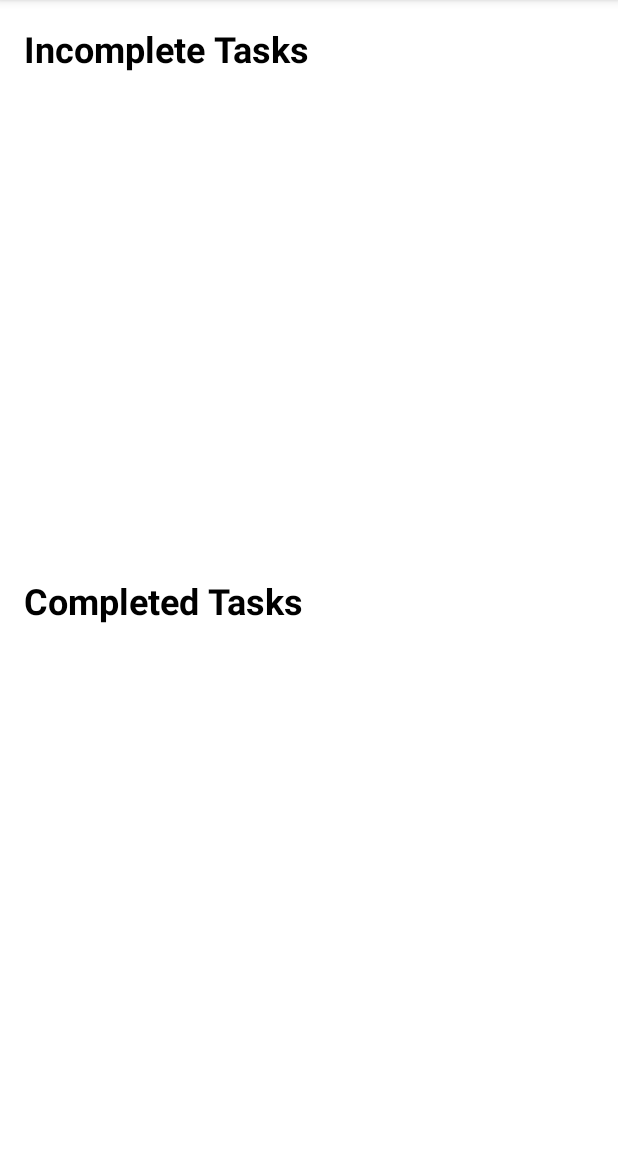
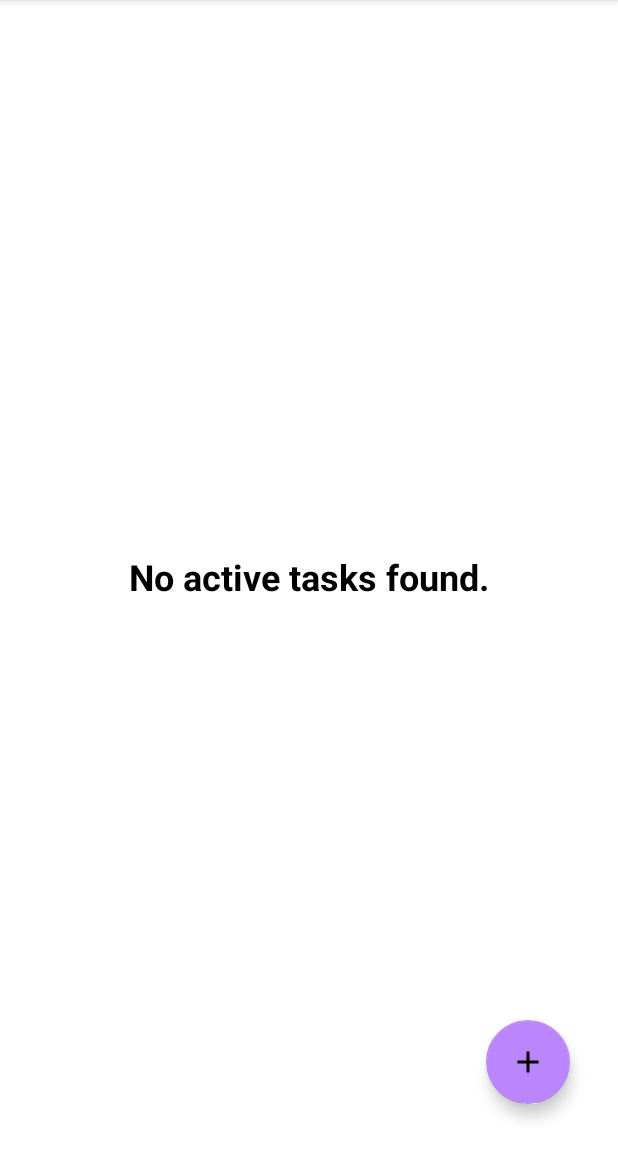
Before and after one commit to androidpirate/TaskMaster, an Android app: the screen it shows after launch (MainActivity), on a phone screen of 412 x 824 dp, the part 84-1236 px from its top. Run offline under Robolectric (Android 15) with nearby library versions, the phone set to English and light mode, and no system bars; our stand-ins replace Dagger/Hilt's generated code, Room's generated code.

Commit message:
New feat - Add empty list implementation.

```diff
--- a/app/src/main/java/com/example/taskmaster/data/TaskDao.kt
+++ b/app/src/main/java/com/example/taskmaster/data/TaskDao.kt
@@ -4,6 +4,9 @@ import androidx.room.*
 
 @Dao
 interface TaskDao {
+
+    @Query("SELECT * FROM tasks")
+    fun getTasks(): List<Task>
 
     @Query("SELECT * FROM tasks WHERE isCompleted == 1")
     fun getCompletedTasks(): List<Task>
--- a/app/src/main/java/com/example/taskmaster/repo/TaskRepository.kt
+++ b/app/src/main/java/com/example/taskmaster/repo/TaskRepository.kt
@@ -8,6 +8,9 @@ class TaskRepository
 @Inject
 constructor(private val dao: TaskDao)
 {
+    suspend fun getTasks(): List<Task> {
+        return dao.getTasks()
+    }
 
     suspend fun getIncompleteTasks(): List<Task> {
         return dao.getIncompleteTasks()
--- a/app/src/main/java/com/example/taskmaster/ui/TaskListFragment.kt
+++ b/app/src/main/java/com/example/taskmaster/ui/TaskListFragment.kt
@@ -5,6 +5,7 @@ import androidx.fragment.app.Fragment
 import android.view.LayoutInflater
 import android.view.View
 import android.view.ViewGroup
+import androidx.constraintlayout.widget.ConstraintSet
 import androidx.lifecycle.Observer
 import androidx.lifecycle.ViewModelProvider
 import androidx.recyclerview.widget.RecyclerView
@@ -20,6 +21,8 @@ class TaskListFragment : Fragment() {
     private lateinit var viewModel: TaskViewModel
     private lateinit var completedTasksAdapter: TaskListItemAdapter
     private lateinit var incompleteTasksAdapter: TaskListItemAdapter
+    private lateinit var emptyList: View
+    private lateinit var taskList: View
     private lateinit var rvCompletedTasks: RecyclerView
     private lateinit var rvIncompleteTasks: RecyclerView
 
@@ -36,6 +39,8 @@ class TaskListFragment : Fragment() {
     ): View? {
         // Inflate the layout for this fragment
         val view = inflater.inflate(R.layout.fragment_task_list, container, false)
+        emptyList = view.findViewById(R.id.empty_list)
+        taskList = view.findViewById(R.id.task_list)
         rvCompletedTasks = view.findViewById(R.id.rvCompletedTasks)
         rvIncompleteTasks = view.findViewById(R.id.rvIncompleteTasks)
         return view
@@ -43,9 +48,12 @@ class TaskListFragment : Fragment() {
 
     override fun onViewCreated(view: View, savedInstanceState: Bundle?) {
         super.onViewCreated(view, savedInstanceState)
-        viewModel.insertTask(Task(null, "Task1 is greate mothafucka", false))
-        viewModel.insertTask(Task(null, "Task2 is greater than mothafucka", false))
-        viewModel.insertTask(Task(null, "Task3 is done, mothafucka!", true))
+
+        viewModel.tasks.observe(viewLifecycleOwner) {
+            if(it.isEmpty()) {
+                displayEmptyList()
+            }
+        }
 
         viewModel.incompleteTasks.observe(viewLifecycleOwner) {
             incompleteTasksAdapter.submitList(it)
@@ -58,8 +66,8 @@ class TaskListFragment : Fragment() {
         }
     }
 
-    override fun onResume() {
-        super.onResume()
-
+    private fun displayEmptyList() {
+        emptyList.visibility = View.VISIBLE
+        taskList.visibility = View.GONE
     }
 }
--- a/app/src/main/java/com/example/taskmaster/viewmodel/TaskViewModel.kt
+++ b/app/src/main/java/com/example/taskmaster/viewmodel/TaskViewModel.kt
@@ -26,8 +26,13 @@ constructor(
     val completedTasks: LiveData<List<Task>>
         get() = _completedTasks
 
+    private val _tasks = MutableLiveData<List<Task>>()
+    val tasks: LiveData<List<Task>>
+    get() = _tasks
+
     init {
         viewModelScope.launch(Dispatchers.IO) {
+            _tasks.postValue(repo.getTasks())
             _incompleteTasks.postValue(repo.getIncompleteTasks())
             _completedTasks.postValue(repo.getCompletedTasks())
         }
--- /dev/null
+++ b/app/src/main/res/drawable/ic_fab_add.xml
@@ -0,0 +1,5 @@
+<vector android:height="24dp" android:tint="#FEFEFE"
+    android:viewportHeight="24" android:viewportWidth="24"
+    android:width="24dp" xmlns:android="http://schemas.android.com/apk/res/android">
+    <path android:fillColor="@android:color/white" android:pathData="M19,13h-6v6h-2v-6H5v-2h6V5h2v6h6v2z"/>
+</vector>
--- /dev/null
+++ b/app/src/main/res/layout/empty_list.xml
@@ -0,0 +1,32 @@
+<?xml version="1.0" encoding="utf-8"?>
+<androidx.constraintlayout.widget.ConstraintLayout
+    xmlns:android="http://schemas.android.com/apk/res/android"
+    android:layout_width="match_parent"
+    android:layout_height="match_parent"
+    xmlns:app="http://schemas.android.com/apk/res-auto">
+
+    <TextView
+        android:id="@+id/incompleteTasksTitle"
+        android:layout_width="wrap_content"
+        android:layout_height="wrap_content"
+        android:text="No active tasks found."
+        android:textSize="24sp"
+        android:textColor="@color/black"
+        android:textStyle="bold"
+        app:layout_constraintTop_toTopOf="parent"
+        app:layout_constraintBottom_toBottomOf="parent"
+        app:layout_constraintStart_toStartOf="parent"
+        app:layout_constraintEnd_toEndOf="parent"/>
+
+    <com.google.android.material.floatingactionbutton.FloatingActionButton
+        android:id="@+id/fab"
+        android:layout_width="wrap_content"
+        android:layout_height="wrap_content"
+        android:src="@drawable/ic_fab_add"
+        app:backgroundTint="@color/purple_200"
+        android:contentDescription="Add a new task."
+        android:layout_margin="16dp"
+        app:layout_constraintBottom_toBottomOf="parent"
+        app:layout_constraintEnd_toEndOf="parent"/>
+
+</androidx.constraintlayout.widget.ConstraintLayout>
--- a/app/src/main/res/layout/fragment_task_list.xml
+++ b/app/src/main/res/layout/fragment_task_list.xml
@@ -8,57 +8,21 @@
     android:padding="16dp"
     tools:context=".ui.TaskListFragment">
 
-    <TextView
-        android:id="@+id/incompleteTasksTitle"
-        android:layout_width="wrap_content"
-        android:layout_height="wrap_content"
-        android:text="Incomplete Tasks"
-        android:textSize="24sp"
-        android:textColor="@color/black"
-        android:textStyle="bold"
+    <include
+        android:id="@+id/empty_list"
+        layout="@layout/empty_list"
         app:layout_constraintTop_toTopOf="parent"
-        app:layout_constraintStart_toStartOf="parent"/>
-
-    <androidx.recyclerview.widget.RecyclerView
-        android:id="@+id/rvIncompleteTasks"
-        android:layout_width="0dp"
-        android:layout_height="0dp"
-        app:layoutManager="androidx.recyclerview.widget.LinearLayoutManager"
-        app:layout_constraintTop_toBottomOf="@id/incompleteTasksTitle"
-        app:layout_constraintBottom_toTopOf="@+id/guideline"
-        app:layout_constraintStart_toStartOf="parent"
-        app:layout_constraintEnd_toEndOf="parent" />
-
-    <androidx.constraintlayout.widget.Guideline
-        android:id="@+id/guideline"
-        android:layout_width="wrap_content"
-        android:layout_height="wrap_content"
-        android:orientation="horizontal"
-        app:layout_constraintGuide_percent="0.5"
-        app:layout_constraintBottom_toBottomOf="parent"
-        app:layout_constraintEnd_toEndOf="parent"
-        app:layout_constraintStart_toStartOf="parent"
-        app:layout_constraintTop_toTopOf="parent" />
-
-    <TextView
-        android:id="@+id/completedTasksTitle"
-        android:layout_width="wrap_content"
-        android:layout_height="wrap_content"
-        android:text="Completed Tasks"
-        android:textSize="24sp"
-        android:textColor="@color/black"
-        android:textStyle="bold"
-        app:layout_constraintTop_toBottomOf="@id/guideline"
-        app:layout_constraintStart_toStartOf="parent"/>
-
-    <androidx.recyclerview.widget.RecyclerView
-        android:id="@+id/rvCompletedTasks"
-        android:layout_width="0dp"
-        android:layout_height="0dp"
-        app:layoutManager="androidx.recyclerview.widget.LinearLayoutManager"
-        app:layout_constraintTop_toBottomOf="@id/completedTasksTitle"
         app:layout_constraintBottom_toBottomOf="parent"
         app:layout_constraintStart_toStartOf="parent"
-        app:layout_constraintEnd_toEndOf="parent" />
+        app:layout_constraintEnd_toEndOf="parent"
+        android:visibility="gone"/>
+
+    <include
+        android:id="@+id/task_list"
+        layout="@layout/task_list"
+        app:layout_constraintTop_toTopOf="parent"
+        app:layout_constraintBottom_toBottomOf="parent"
+        app:layout_constraintStart_toStartOf="parent"
+        app:layout_constraintEnd_toEndOf="parent"/>
 
 </androidx.constraintlayout.widget.ConstraintLayout>
```
Also changed, not shown: app/src/main/res/layout/task_list.xml (added, +61 -0 lines).
